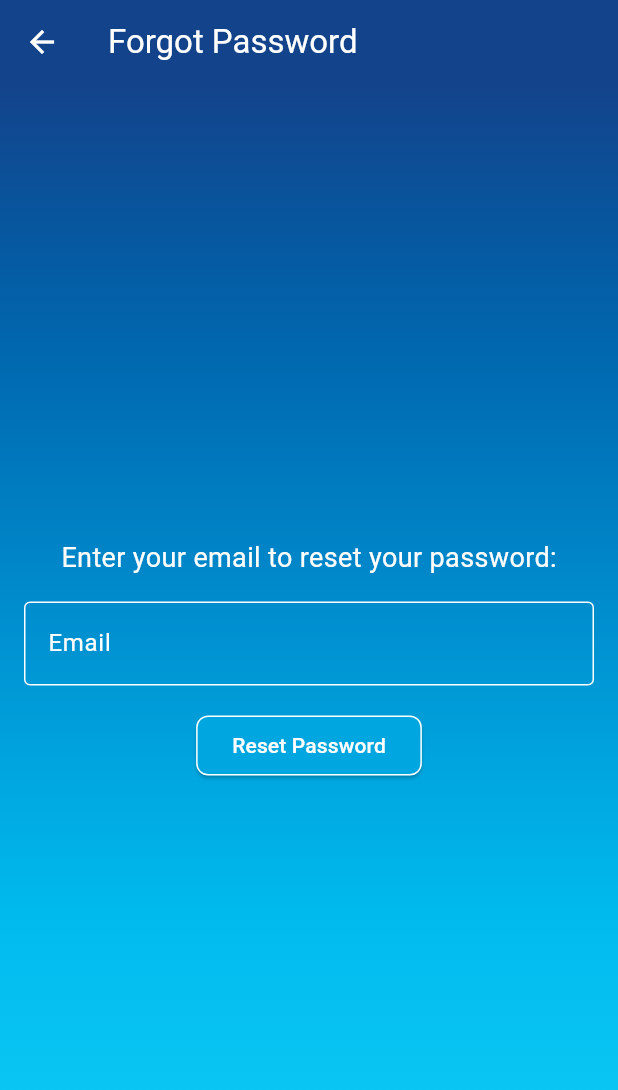
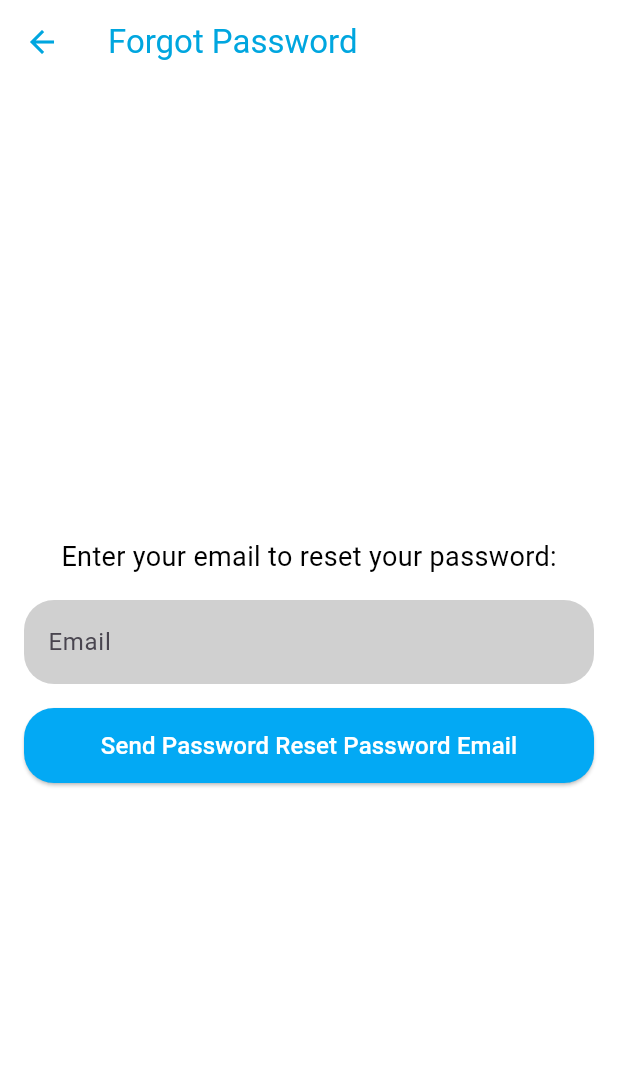
Before and after one commit to matthewyeo1/WanderWise, a Flutter app: the screen it shows after launch, after a tap on "Forgot Password?", on a phone screen of 412 x 824 dp. Shown: the top 1090 px of the screen. Run offline on Flutter 3.47's test engine with Material 3 defaults, Android fonts, the phone set to English and light mode, and no system bars; our stand-ins replace firebase_auth, firebase_core, google_sign_in, shared_preferences; accounts and stored records are empty.

Commit message:
-added: 1. splash screen 2. google signin signout feature, -changed: login logout create account pages

```diff
--- /dev/null
+++ b/ww_code/lib/aesthetics/splashscreen.dart
@@ -0,0 +1,114 @@
+import 'package:flutter/material.dart';
+import 'dart:async';
+import 'dart:math' as math;
+
+class SplashScreen extends StatefulWidget {
+  const SplashScreen({super.key});
+
+  @override
+  _SplashScreenState createState() => _SplashScreenState();
+}
+
+class _SplashScreenState extends State<SplashScreen>
+    with SingleTickerProviderStateMixin {
+  late AnimationController _controller;
+  late Animation<double> _animation;
+
+  @override
+  void initState() {
+    super.initState();
+
+    Timer(const Duration(seconds: 5), () {
+      _controller.stop();
+      Navigator.pushReplacementNamed(context, '/login');
+    });
+
+    _controller = AnimationController(
+      vsync: this,
+      duration: const Duration(seconds: 5),
+    )..repeat();
+
+    _animation = Tween(begin: 0.0, end: -2 * math.pi).animate(_controller);
+  }
+
+  @override
+  void dispose() {
+    _controller.dispose();
+    super.dispose();
+  }
+
+  @override
+  Widget build(BuildContext context) {
+    return Scaffold(
+      backgroundColor: Colors.white,
+      body: Stack(
+        children: [
+          Center(
+            child: Column(
+              mainAxisAlignment: MainAxisAlignment.center,
+              children: [
+                // Add your logo or image here
+                Image.asset(
+                  'images/ww_logo.png',
+                  width: 200,
+                  height: 200,
+                ),
+                const SizedBox(height: 20),
+                // Combine "Wander" and "Wise" text
+                RichText(
+                  text: const TextSpan(
+                    children: [
+                      TextSpan(
+                        text: 'Wander',
+                        style: TextStyle(
+                          fontSize: 24,
+                          color: Colors.black,
+                          fontWeight: FontWeight.bold,
+                        ),
+                      ),
+                      TextSpan(
+                        text: 'Wise',
+                        style: TextStyle(
+                          fontSize: 24,
+                          color: Colors.lightBlue,
+                          fontWeight: FontWeight.bold,
+                        ),
+                      ),
+                    ],
+                  ),
+                ),
+                const SizedBox(height: 10),
+                // Add your slogan here
+                const Text(
+                  'Travel made Simple',
+                  style: TextStyle(
+                    fontSize: 16,
+                    color: Colors.black54,
+                  ),
+                ),
+              ],
+            ),
+          ),
+          Positioned(
+            bottom: 20,
+            left: 0,
+            right: 0,
+            child: AnimatedBuilder(
+              animation: _animation,
+              builder: (context, child) {
+                return Transform.rotate(
+                  angle: _animation.value,
+                  child: Image.asset(
+                    'images/plane.jpg',
+                    width: 80,
+                    height: 80,
+                  ),
+                );
+              },
+            ),
+          ),
+        ],
+      ),
+    );
+  }
+}
--- a/ww_code/lib/forgot_password.dart
+++ b/ww_code/lib/forgot_password.dart
@@ -1,6 +1,6 @@
 import 'package:flutter/material.dart';
 import 'package:firebase_auth/firebase_auth.dart';
-import 'aesthetics/colour_gradient.dart';
+
 
 bool _isValidEmail(String email) {
   return RegExp(r'^[\w-\.]+@([\w-]+\.)+[\w-]{2,4}$').hasMatch(email);
@@ -48,14 +48,15 @@ class _ForgotPasswordPageState extends State<ForgotPasswordPage> {
   Widget build(BuildContext context) {
     return Scaffold(
       appBar: AppBar(
-        backgroundColor: const Color(0xFF13438B),
+        backgroundColor: Colors.white,
+        foregroundColor: const Color(0xFF00A6DF),
         title: const Text('Forgot Password'),
-        elevation: 0, // Remove the shadow
+        elevation: 0,
       ),
       backgroundColor: Colors.transparent,
       body: Container(
-        decoration: BoxDecoration(
-          gradient: getAppGradient(),
+        decoration: const BoxDecoration(
+          color: Colors.white,
         ),
         child: Center(
           child: Padding(
@@ -65,39 +66,37 @@ class _ForgotPasswordPageState extends State<ForgotPasswordPage> {
               children: <Widget>[
                 const Text(
                   'Enter your email to reset your password:',
-                  style: TextStyle(fontSize: 18, color: Colors.white),
+                  style: TextStyle(fontSize: 18, color: Colors.black),
                 ),
                 const SizedBox(height: 16),
-                TextField(
-                  cursorColor: Colors.white,
-                  controller: emailController,
-                  style: const TextStyle(color: Colors.white), // Text color
-                  decoration: const InputDecoration(
-                    labelText: 'Email',
-                    labelStyle: TextStyle(color: Colors.white), // Label color
-                    enabledBorder: OutlineInputBorder(
-                      borderSide:
-                          BorderSide(color: Colors.white), // Border color
+                const TextField(
+                  cursorColor: Colors.black,
+                  style: TextStyle(color: Colors.black),
+                  decoration: InputDecoration(
+                    filled: true,
+                    fillColor: Color.fromARGB(255, 208, 208, 208),
+                    hintText: 'Email',
+                    border: OutlineInputBorder(
+                      borderRadius: BorderRadius.all(Radius.circular(20)),
+                      borderSide: BorderSide.none,
                     ),
-                    focusedBorder: OutlineInputBorder(
-                      borderSide:
-                          BorderSide(color: Colors.white), // Border color
-                    ),
-                    border: OutlineInputBorder(),
                   ),
                 ),
                 const SizedBox(height: 16),
                 ElevatedButton(
                   onPressed: resetPassword,
                   style: ElevatedButton.styleFrom(
-                    backgroundColor: const Color(0xFF00A6DF),
-                    side: const BorderSide(color: Colors.white),
+                    backgroundColor: Colors.lightBlue,
+                    foregroundColor: Colors.white,
                     shape: RoundedRectangleBorder(
-                      borderRadius: BorderRadius.circular(8),
+                      borderRadius: BorderRadius.circular(20),
                     ),
+                    minimumSize: const Size(double.infinity, 50),
                   ),
-                  child: const Text('Reset Password',
-                      style: TextStyle(color: Colors.white)),
+                  child: const Text(
+                    'Send Password Reset Password Email',
+                    style: TextStyle(fontSize: 16),
+                  ),
                 ),
               ],
             ),
--- a/ww_code/lib/login_screen.dart
+++ b/ww_code/lib/login_screen.dart
@@ -1,14 +1,15 @@
 import 'package:flutter/material.dart';
 import 'package:logging/logging.dart';
 import 'package:firebase_auth/firebase_auth.dart';
+import 'package:google_sign_in/google_sign_in.dart'; // Import Google Sign-In package
 import 'forgot_password.dart';
 import 'create_account.dart';
 import 'utilities/utils.dart';
-import 'aesthetics/colour_gradient.dart';
+
 
 // Login page
 class MyHomePage extends StatefulWidget {
-  const MyHomePage({super.key, required this.title});
+  const MyHomePage({Key? key, required this.title}) : super(key: key);
   final String title;
 
   @override
@@ -21,19 +22,13 @@ class _MyHomePageState extends State<MyHomePage> {
   final Logger _logger = Logger('MyHomePage');
   final FocusNode _emailFocusNode = FocusNode();
   final FocusNode _passwordFocusNode = FocusNode();
-  bool _isLoginButtonVisible = true;
+
+  // Google Sign-In
+  final GoogleSignIn _googleSignIn =
+      GoogleSignIn(); // Create instance of GoogleSignIn
 
   @override
-  void initState() {   // Textfields for email & password inputs
-    super.initState();
-    _emailFocusNode.addListener(_toggleLoginButtonVisibility);
-    _passwordFocusNode.addListener(_toggleLoginButtonVisibility);
-  }
-
-  @override
-  void dispose() {    // To free up resources used
-    _emailFocusNode.removeListener(_toggleLoginButtonVisibility);
-    _passwordFocusNode.removeListener(_toggleLoginButtonVisibility);
+  void dispose() {
     _emailController.dispose();
     _passwordController.dispose();
     _emailFocusNode.dispose();
@@ -41,36 +36,29 @@ class _MyHomePageState extends State<MyHomePage> {
     super.dispose();
   }
 
-  void _toggleLoginButtonVisibility() {     // Login button disappears when keyboard is accessed when entering email & password
-    setState(() {
-      _isLoginButtonVisible =
-          !(_emailFocusNode.hasFocus || _passwordFocusNode.hasFocus);
-    });
-  }
-
-  Future<void> _login() async {        // Firebase authentication triggers when email & password is entered
+  Future<void> _login() async {
     String email = _emailController.text;
     String password = _passwordController.text;
     _logger.info('Attempting login with email: $email and password: $password');
 
     try {
-      if (isValidEmail(email) && isValidPassword(password)) {               // Navigate to menu page if there is a match...
+      if (isValidEmail(email) && isValidPassword(password)) {
         await FirebaseAuth.instance.signInWithEmailAndPassword(
           email: email,
           password: password,
         );
-        Navigator.pushReplacementNamed(context, '/menu').then((_) {         // ...and clear the textfields for email and password
+        Navigator.pushReplacementNamed(context, '/menu').then((_) {
           _emailController.clear();
           _passwordController.clear();
         });
-      } else {                                                              // If mismatch and/or email & password do not satisfy required conditions
+      } else {
         ScaffoldMessenger.of(context).showSnackBar(
           const SnackBar(
             content: Text('Invalid email or password.'),
           ),
         );
       }
-    } catch (e) {                                                           // Error
+    } catch (e) {
       _logger.warning('Failed to sign in: $e');
       ScaffoldMessenger.of(context).showSnackBar(
         SnackBar(
@@ -94,85 +82,176 @@ class _MyHomePageState extends State<MyHomePage> {
     );
   }
 
+  // Google Sign-In methods
+  Future<void> _handleGoogleSignIn() async {
+    try {
+      final GoogleSignInAccount? googleUser = await _googleSignIn.signIn();
+      if (googleUser != null) {
+        final GoogleSignInAuthentication googleAuth =
+            await googleUser.authentication;
+        final credential = GoogleAuthProvider.credential(
+          accessToken: googleAuth.accessToken,
+          idToken: googleAuth.idToken,
+        );
+        await FirebaseAuth.instance.signInWithCredential(credential);
+        Navigator.pushReplacementNamed(context, '/menu');
+      }
+    } catch (e) {
+      _logger.warning('Failed to sign in with Google: $e');
+      ScaffoldMessenger.of(context).showSnackBar(
+        SnackBar(
+          content: Text('Failed to sign in with Google: $e'),
+        ),
+      );
+    }
+  }
+
   @override
   Widget build(BuildContext context) {
     return Scaffold(
       backgroundColor: Colors.transparent,
       body: Container(
-        decoration: BoxDecoration(
-          gradient: getAppGradient(),
+        decoration: const BoxDecoration(
+          color: Colors.white,
         ),
         child: Padding(
           padding: const EdgeInsets.all(16.0),
           child: Column(
             mainAxisAlignment: MainAxisAlignment.center,
             children: <Widget>[
-              // Add the logo here
-
               const SizedBox(height: 16),
               const Text(
-                'Sign-in with your email & password:',
-                style: TextStyle(fontSize: 18, color: Colors.white),
+                'Sign in with your email & password:',
+                style: TextStyle(fontSize: 18, color: Colors.black),
               ),
               const SizedBox(height: 16),
               Flexible(
                 child: TextField(
-                  cursorColor: Colors.white,
+                  cursorColor: Colors.black,
                   controller: _emailController,
                   focusNode: _emailFocusNode,
+                  style: const TextStyle(color: Colors.black),
                   decoration: const InputDecoration(
-                    labelText: 'Email',
+                    filled: true,
+                    fillColor: Color.fromARGB(255, 208, 208, 208),
+                    prefixIcon: Icon(Icons.person, color: Colors.black),
+                    hintText: 'Email',
                     border: OutlineInputBorder(
-                      borderSide: BorderSide(color: Colors.white),
+                      borderRadius: BorderRadius.all(Radius.circular(20)),
+                      borderSide: BorderSide.none,
                     ),
-                    focusedBorder: OutlineInputBorder(
-                      borderSide: BorderSide(color: Colors.white),
-                    ),
-                    enabledBorder: OutlineInputBorder(
-                      borderSide: BorderSide(color: Colors.white),
-                    ),
-                    labelStyle: TextStyle(color: Colors.white),
                   ),
                 ),
               ),
               const SizedBox(height: 16),
               Flexible(
                 child: TextField(
-                  cursorColor: Colors.white,
+                  cursorColor: Colors.black,
                   controller: _passwordController,
                   focusNode: _passwordFocusNode,
+                  style: const TextStyle(color: Colors.black),
                   decoration: const InputDecoration(
-                    labelText: 'Password',
+                    filled: true,
+                    fillColor: Color.fromARGB(255, 208, 208, 208),
+                    prefixIcon: Icon(Icons.lock, color: Colors.black),
+                    hintText: 'Password',
                     border: OutlineInputBorder(
-                      borderSide: BorderSide(color: Colors.white),
+                      borderRadius: BorderRadius.all(Radius.circular(20)),
+                      borderSide: BorderSide.none,
                     ),
-                    focusedBorder: OutlineInputBorder(
-                      borderSide: BorderSide(color: Colors.white),
-                    ),
-                    enabledBorder: OutlineInputBorder(
-                      borderSide: BorderSide(color: Colors.white),
-                    ),
-                    labelStyle: TextStyle(color: Colors.white),
                   ),
                   obscureText: true,
                 ),
               ),
+              const SizedBox(height: 0),
+              Align(
+                alignment: Alignment.centerLeft,
+                child: TextButton(
+                  onPressed: () => _navigateToForgotPassword(context),
+                  child: const Text(
+                    'Forgot Password?',
+                    style: TextStyle(
+                      color: Colors.lightBlue,
+                      fontWeight: FontWeight.bold
+                    ),
+                  ),
+                ),
+              ),
+              const SizedBox(height: 16),
+              ElevatedButton(
+                onPressed: _login,
+                style: ElevatedButton.styleFrom(
+                  backgroundColor: Colors.lightBlue,
+                  foregroundColor: Colors.white,
+                  shape: RoundedRectangleBorder(
+                    borderRadius: BorderRadius.circular(20),
+                  ),
+                  minimumSize: const Size(double.infinity, 50),
+                ),
+                child: const Text(
+                  'Log In',
+                  style: TextStyle(fontSize: 16),
+                ),
+              ),
               const SizedBox(height: 16),
               Row(
-                mainAxisAlignment: MainAxisAlignment.spaceBetween,
                 children: [
-                  TextButton(
-                    onPressed: () => _navigateToForgotPassword(context),
-                    child: const Text(
-                      'Forgot Password?',
-                      style: TextStyle(color: Colors.white),
+                  Expanded(
+                    child: Divider(
+                      color: Colors.grey[700],
+                      thickness: 1,
                     ),
+                  ),
+                  const SizedBox(width: 8),
+                  const Text(
+                    'or',
+                    style: TextStyle(color: Colors.black),
+                  ),
+                  const SizedBox(width: 8),
+                  Expanded(
+                    child: Divider(
+                      color: Colors.grey[700],
+                      thickness: 1,
+                    ),
+                  ),
+                ],
+              ),
+              const SizedBox(height: 16),
+              ElevatedButton.icon(
+                onPressed: _handleGoogleSignIn,
+                icon: Image.asset(
+                  'images/google_logo.png',
+                  height: 18, // Adjust the size as needed
+                  width: 18,
+                ),
+                label: const Text(
+                  'Continue with Google',
+                  style: TextStyle(fontSize: 16, color: Colors.black),
+                ),
+                style: ElevatedButton.styleFrom(
+                  backgroundColor: Colors.white,
+                  elevation: 3,
+                  shape: RoundedRectangleBorder(
+                    borderRadius: BorderRadius.circular(20), // Rounded corners
+                  ),
+                ),
+              ),
+              const SizedBox(height: 16),
+              Row(
+                mainAxisAlignment: MainAxisAlignment.center,
+                children: [
+                  const Text(
+                    "Don't have an account?",
+                    style: TextStyle(color: Colors.black),
                   ),
                   TextButton(
                     onPressed: () => _navigateToCreateAccount(context),
                     child: const Text(
-                      'Create Account',
-                      style: TextStyle(color: Colors.white),
+                      'Sign up',
+                      style: TextStyle(
+                        color: Colors.black,
+                        fontWeight: FontWeight.bold,
+                      ),
                     ),
                   ),
                 ],
@@ -181,34 +260,6 @@ class _MyHomePageState extends State<MyHomePage> {
           ),
         ),
       ),
-      floatingActionButton: Visibility(
-        visible: _isLoginButtonVisible,
-        child: Column(
-          mainAxisSize: MainAxisSize.min,
-          children: [
-            FloatingActionButton(
-              tooltip: 'Login',
-              onPressed: _login,
-              backgroundColor: Colors.transparent,
-              foregroundColor: Colors.white,
-              elevation: 0,
-              child: const Column(
-                mainAxisAlignment: MainAxisAlignment.center,
-                children: [
-                  Icon(Icons.login),
-                  SizedBox(height: 4),
-                  Text(
-                    'Login',
-                    style: TextStyle(
-                        fontSize: 12
-                    ),
-                  ),
-                ],
-              ),
-            ),
-          ],
-        ),
-      ),
     );
   }
 }
--- a/ww_code/lib/main.dart
+++ b/ww_code/lib/main.dart
@@ -5,6 +5,7 @@ import 'login_screen.dart';
 import 'menu_page.dart';
 import 'create_account.dart';
 import 'forgot_password.dart';
+import 'aesthetics/splashscreen.dart';
 
 void main() async {
   _setupLogging();
@@ -41,9 +42,9 @@ class MyApp extends StatelessWidget {
           headlineLarge: TextStyle(color: Colors.white),
         ),
       ),
-      initialRoute: '/',
+      home:const SplashScreen(),
       routes: {
-        '/': (context) => const MyHomePage(title: 'Login'),
+        '/login': (context) => const MyHomePage(title: 'Login'),
         '/menu': (context) => const MenuPage(),
         '/create_account': (content) => const CreateAccountPage(),
         '/forgot_password': (context) => const ForgotPasswordPage(),
--- a/ww_code/pubspec.yaml
+++ b/ww_code/pubspec.yaml
@@ -39,6 +39,7 @@ dependencies:
   cupertino_icons: ^1.0.6
   firebase_core: ^2.26.0
   firebase_auth: ^4.17.7
+  google_sign_in: ^6.2.1
 
 
 dev_dependencies:
```
Also changed, not shown: ww_code/lib/auth/firebase_auth.dart (+23 -0 lines), ww_code/lib/create_account.dart (+40 -48 lines), ww_code/lib/menu_page.dart (+8 -5 lines), ww_code/images/google_logo.png (added), ww_code/images/logo.png (added), ww_code/images/plane.jpg (added), ww_code/images/ww_logo.png (added), ww_code/pubspec.lock, 5 other files.
